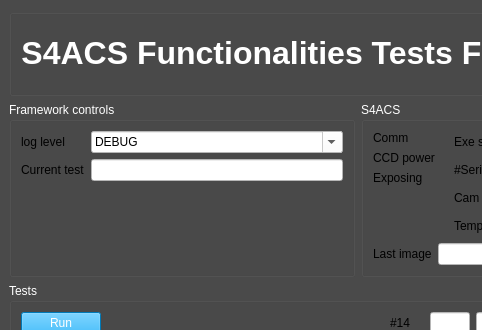
The window that func_tests/gui/gui.ui (dev-LNA/S4CSTP) describes before a commit, drawn with Qt 5; both pictures show x 0 to 482 and y 0 to 330 of the 774 by 719 pixel window.
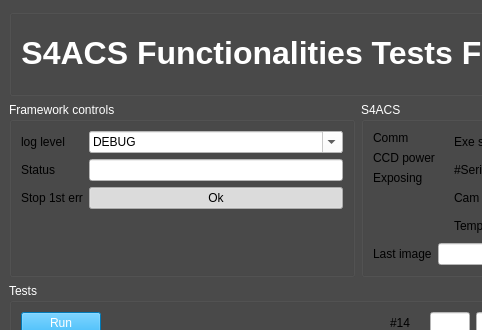
The same window after the commit.

Commit message: fix tests and add delay times to loops

What changed in the file:
```diff
--- a/func_tests/gui/gui.ui
+++ b/func_tests/gui/gui.ui
@@ -1118,7 +1118,7 @@
          <item row="1" column="0">
           <widget class="QLabel" name="label_55">
            <property name="text">
-            <string>Current test</string>
+            <string>Status</string>
            </property>
            <property name="text_label" stdset="0">
             <bool>true</bool>
@@ -1135,6 +1135,29 @@
            </property>
           </widget>
          </item>
+         <item row="2" column="1">
+          <widget class="QPushButton" name="framework_stop_1st_err">
+           <property name="text">
+            <string>Ok</string>
+           </property>
+           <property name="checkable">
+            <bool>true</bool>
+           </property>
+           <property name="checked">
+            <bool>true</bool>
+           </property>
+          </widget>
+         </item>
+         <item row="2" column="0">
+          <widget class="QLabel" name="label_67">
+           <property name="text">
+            <string>Stop 1st err</string>
+           </property>
+           <property name="text_label" stdset="0">
+            <bool>true</bool>
+           </property>
+          </widget>
+         </item>
         </layout>
        </widget>
       </item>
```
Left out of the diff: 2 changed lines with no effect on the pictures. The commit also changes 7 other files.
